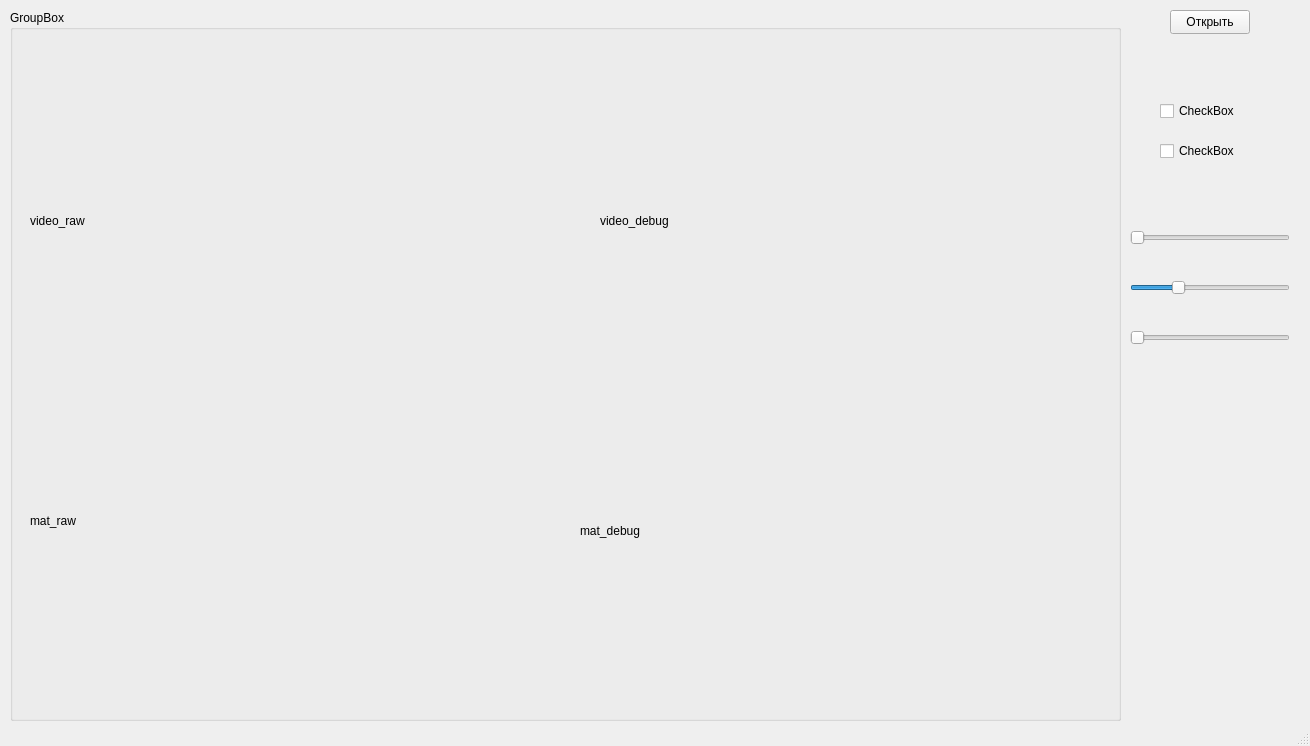
nikita221133/opencv, file video_line/mainwindow.ui: the form before one commit.
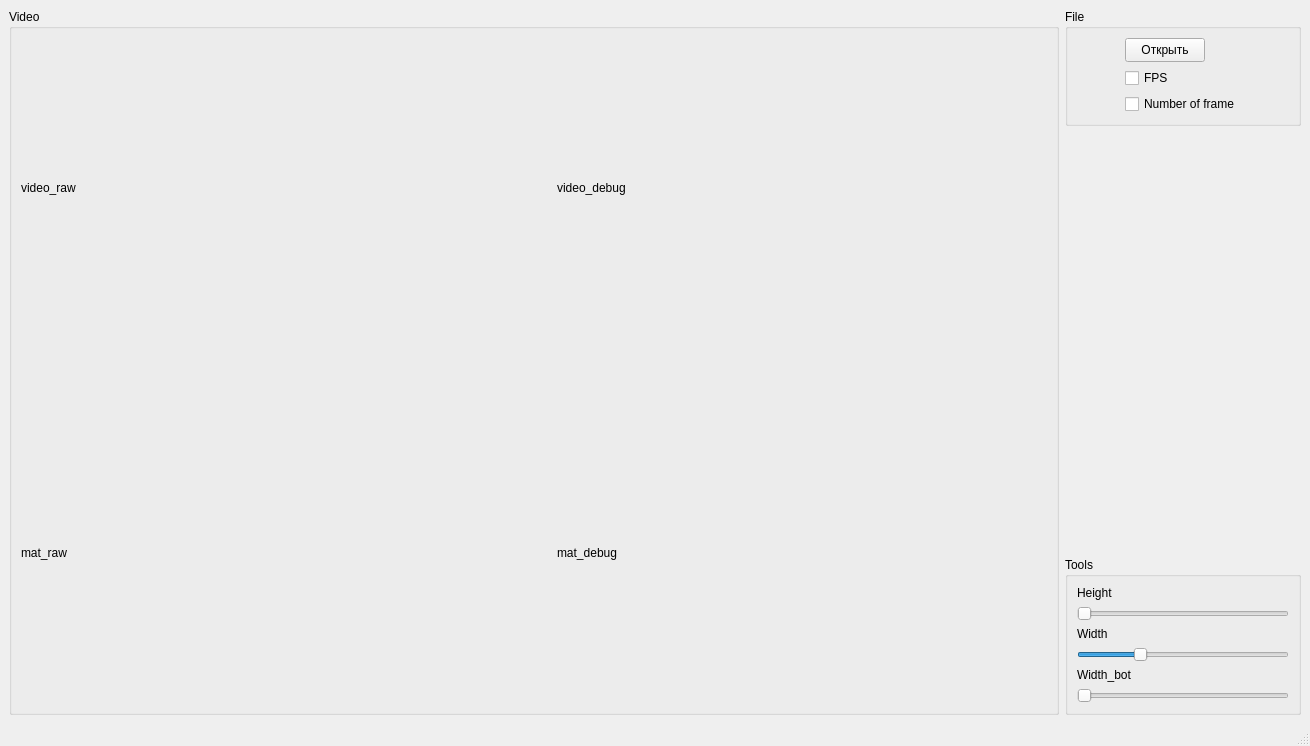
The form after the commit.

Patch:
```diff
--- a/video_line/mainwindow.ui
+++ b/video_line/mainwindow.ui
@@ -14,167 +14,295 @@
    <string>MainWindow</string>
   </property>
   <widget class="QWidget" name="centralwidget">
-   <widget class="QPushButton" name="openFile">
-    <property name="geometry">
-     <rect>
-      <x>1170</x>
-      <y>10</y>
-      <width>80</width>
-      <height>24</height>
-     </rect>
-    </property>
-    <property name="text">
-     <string>Открыть</string>
-    </property>
-   </widget>
-   <widget class="QGroupBox" name="groupBox">
-    <property name="geometry">
-     <rect>
-      <x>10</x>
-      <y>10</y>
-      <width>1111</width>
-      <height>711</height>
-     </rect>
-    </property>
-    <property name="title">
-     <string>GroupBox</string>
-    </property>
-    <widget class="QLabel" name="video_raw">
-     <property name="geometry">
-      <rect>
-       <x>20</x>
-       <y>60</y>
-       <width>491</width>
-       <height>301</height>
-      </rect>
-     </property>
-     <property name="text">
-      <string>video_raw</string>
-     </property>
-    </widget>
-    <widget class="QLabel" name="mat_raw">
-     <property name="geometry">
-      <rect>
-       <x>20</x>
-       <y>360</y>
-       <width>491</width>
-       <height>301</height>
-      </rect>
-     </property>
-     <property name="text">
-      <string>mat_raw</string>
-     </property>
-    </widget>
-    <widget class="QLabel" name="video_debug">
-     <property name="geometry">
-      <rect>
-       <x>590</x>
-       <y>60</y>
-       <width>501</width>
-       <height>301</height>
-      </rect>
-     </property>
-     <property name="text">
-      <string>video_debug</string>
-     </property>
-    </widget>
-    <widget class="QLabel" name="mat_debug">
-     <property name="geometry">
-      <rect>
-       <x>570</x>
-       <y>370</y>
-       <width>521</width>
-       <height>301</height>
-      </rect>
-     </property>
-     <property name="text">
-      <string>mat_debug</string>
-     </property>
-    </widget>
-   </widget>
-   <widget class="QCheckBox" name="checkBox">
-    <property name="geometry">
-     <rect>
-      <x>1160</x>
-      <y>100</y>
-      <width>78</width>
-      <height>22</height>
-     </rect>
-    </property>
-    <property name="text">
-     <string>CheckBox</string>
-    </property>
-   </widget>
-   <widget class="QCheckBox" name="checkBox_2">
-    <property name="geometry">
-     <rect>
-      <x>1160</x>
-      <y>140</y>
-      <width>78</width>
-      <height>22</height>
-     </rect>
-    </property>
-    <property name="text">
-     <string>CheckBox</string>
-    </property>
-   </widget>
-   <widget class="QSlider" name="height_sl">
-    <property name="geometry">
-     <rect>
-      <x>1130</x>
-      <y>230</y>
-      <width>160</width>
-      <height>16</height>
-     </rect>
-    </property>
-    <property name="minimum">
-     <number>0</number>
-    </property>
-    <property name="maximum">
-     <number>300</number>
-    </property>
-    <property name="orientation">
-     <enum>Qt::Horizontal</enum>
-    </property>
-   </widget>
-   <widget class="QSlider" name="width_sl">
-    <property name="geometry">
-     <rect>
-      <x>1130</x>
-      <y>280</y>
-      <width>160</width>
-      <height>16</height>
-     </rect>
-    </property>
-    <property name="minimum">
-     <number>100</number>
-    </property>
-    <property name="maximum">
-     <number>450</number>
-    </property>
-    <property name="singleStep">
-     <number>1</number>
-    </property>
-    <property name="value">
-     <number>200</number>
-    </property>
-    <property name="orientation">
-     <enum>Qt::Horizontal</enum>
-    </property>
-   </widget>
-   <widget class="QSlider" name="horizontalSlider_3">
-    <property name="geometry">
-     <rect>
-      <x>1130</x>
-      <y>330</y>
-      <width>160</width>
-      <height>16</height>
-     </rect>
-    </property>
-    <property name="orientation">
-     <enum>Qt::Horizontal</enum>
-    </property>
-   </widget>
+   <layout class="QGridLayout" name="gridLayout_4">
+    <item row="2" column="1">
+     <widget class="QGroupBox" name="groupBox_2">
+      <property name="title">
+       <string>Tools</string>
+      </property>
+      <layout class="QGridLayout" name="gridLayout_2">
+       <item row="0" column="0">
+        <widget class="QLabel" name="label">
+         <property name="text">
+          <string>Height</string>
+         </property>
+        </widget>
+       </item>
+       <item row="1" column="0">
+        <widget class="QSlider" name="height_sl">
+         <property name="minimum">
+          <number>0</number>
+         </property>
+         <property name="maximum">
+          <number>300</number>
+         </property>
+         <property name="orientation">
+          <enum>Qt::Horizontal</enum>
+         </property>
+        </widget>
+       </item>
+       <item row="2" column="0">
+        <widget class="QLabel" name="label_2">
+         <property name="text">
+          <string>Width</string>
+         </property>
+        </widget>
+       </item>
+       <item row="3" column="0">
+        <widget class="QSlider" name="width_sl">
+         <property name="minimum">
+          <number>100</number>
+         </property>
+         <property name="maximum">
+          <number>450</number>
+         </property>
+         <property name="singleStep">
+          <number>1</number>
+         </property>
+         <property name="value">
+          <number>200</number>
+         </property>
+         <property name="orientation">
+          <enum>Qt::Horizontal</enum>
+         </property>
+        </widget>
+       </item>
+       <item row="4" column="0">
+        <widget class="QLabel" name="label_3">
+         <property name="text">
+          <string>Width_bot</string>
+         </property>
+        </widget>
+       </item>
+       <item row="5" column="0">
+        <widget class="QSlider" name="width_bot_sl">
+         <property name="maximum">
+          <number>450</number>
+         </property>
+         <property name="orientation">
+          <enum>Qt::Horizontal</enum>
+         </property>
+        </widget>
+       </item>
+      </layout>
+     </widget>
+    </item>
+    <item row="0" column="0" rowspan="3">
+     <widget class="QGroupBox" name="Video">
+      <property name="sizePolicy">
+       <sizepolicy hsizetype="Expanding" vsizetype="Expanding">
+        <horstretch>0</horstretch>
+        <verstretch>0</verstretch>
+       </sizepolicy>
+      </property>
+      <property name="title">
+       <string>Video</string>
+      </property>
+      <layout class="QGridLayout" name="gridLayout">
+       <item row="2" column="2">
+        <widget class="QLabel" name="mat_debug">
+         <property name="sizePolicy">
+          <sizepolicy hsizetype="Maximum" vsizetype="Maximum">
+           <horstretch>0</horstretch>
+           <verstretch>0</verstretch>
+          </sizepolicy>
+         </property>
+         <property name="minimumSize">
+          <size>
+           <width>490</width>
+           <height>300</height>
+          </size>
+         </property>
+         <property name="maximumSize">
+          <size>
+           <width>490</width>
+           <height>300</height>
+          </size>
+         </property>
+         <property name="text">
+          <string>mat_debug</string>
+         </property>
+        </widget>
+       </item>
+       <item row="0" column="1">
+        <spacer name="horizontalSpacer">
+         <property name="orientation">
+          <enum>Qt::Horizontal</enum>
+         </property>
+         <property name="sizeHint" stdset="0">
+          <size>
+           <width>40</width>
+           <height>20</height>
+          </size>
+         </property>
+        </spacer>
+       </item>
+       <item row="2" column="1">
+        <spacer name="horizontalSpacer_2">
+         <property name="orientation">
+          <enum>Qt::Horizontal</enum>
+         </property>
+         <property name="sizeHint" stdset="0">
+          <size>
+           <width>40</width>
+           <height>20</height>
+          </size>
+         </property>
+        </spacer>
+       </item>
+       <item row="0" column="2">
+        <widget class="QLabel" name="video_debug">
+         <property name="sizePolicy">
+          <sizepolicy hsizetype="Maximum" vsizetype="Maximum">
+           <horstretch>0</horstretch>
+           <verstretch>0</verstretch>
+          </sizepolicy>
+         </property>
+         <property name="minimumSize">
+          <size>
+           <width>490</width>
+           <height>300</height>
+          </size>
+         </property>
+         <property name="maximumSize">
+          <size>
+           <width>490</width>
+           <height>300</height>
+          </size>
+         </property>
+         <property name="text">
+          <string>video_debug</string>
+         </property>
+        </widget>
+       </item>
+       <item row="0" column="0">
+        <widget class="QLabel" name="video_raw">
+         <property name="sizePolicy">
+          <sizepolicy hsizetype="Minimum" vsizetype="Minimum">
+           <horstretch>0</horstretch>
+           <verstretch>0</verstretch>
+          </sizepolicy>
+         </property>
+         <property name="minimumSize">
+          <size>
+           <width>490</width>
+           <height>300</height>
+          </size>
+         </property>
+         <property name="maximumSize">
+          <size>
+           <width>490</width>
+           <height>300</height>
+          </size>
+         </property>
+         <property name="text">
+          <string>video_raw</string>
+         </property>
+        </widget>
+       </item>
+       <item row="2" column="0">
+        <widget class="QLabel" name="mat_raw">
+         <property name="sizePolicy">
+          <sizepolicy hsizetype="Maximum" vsizetype="Maximum">
+           <horstretch>0</horstretch>
+           <verstretch>0</verstretch>
+          </sizepolicy>
+         </property>
+         <property name="minimumSize">
+          <size>
+           <width>490</width>
+           <height>300</height>
+          </size>
+         </property>
+         <property name="maximumSize">
+          <size>
+           <width>490</width>
+           <height>300</height>
+          </size>
+         </property>
+         <property name="text">
+          <string>mat_raw</string>
+         </property>
+        </widget>
+       </item>
+       <item row="1" column="0">
+        <spacer name="verticalSpacer">
+         <property name="orientation">
+          <enum>Qt::Vertical</enum>
+         </property>
+         <property name="sizeHint" stdset="0">
+          <size>
+           <width>20</width>
+           <height>40</height>
+          </size>
+         </property>
+        </spacer>
+       </item>
+      </layout>
+     </widget>
+    </item>
+    <item row="0" column="1">
+     <widget class="QGroupBox" name="groupBox_3">
+      <property name="title">
+       <string>File</string>
+      </property>
+      <layout class="QGridLayout" name="gridLayout_3">
+       <item row="0" column="0">
+        <widget class="QPushButton" name="openFile">
+         <property name="sizePolicy">
+          <sizepolicy hsizetype="Minimum" vsizetype="Minimum">
+           <horstretch>0</horstretch>
+           <verstretch>0</verstretch>
+          </sizepolicy>
+         </property>
+         <property name="minimumSize">
+          <size>
+           <width>80</width>
+           <height>24</height>
+          </size>
+         </property>
+         <property name="maximumSize">
+          <size>
+           <width>80</width>
+           <height>24</height>
+          </size>
+         </property>
+         <property name="text">
+          <string>Открыть</string>
+         </property>
+        </widget>
+       </item>
+       <item row="3" column="0">
+        <widget class="QCheckBox" name="num_frame">
+         <property name="text">
+          <string>Number of frame</string>
+         </property>
+        </widget>
+       </item>
+       <item row="2" column="0">
+        <widget class="QCheckBox" name="FPS">
+         <property name="text">
+          <string>FPS</string>
+         </property>
+        </widget>
+       </item>
+      </layout>
+     </widget>
+    </item>
+    <item row="1" column="1">
+     <spacer name="verticalSpacer_2">
+      <property name="orientation">
+       <enum>Qt::Vertical</enum>
+      </property>
+      <property name="sizeHint" stdset="0">
+       <size>
+        <width>20</width>
+        <height>40</height>
+       </size>
+      </property>
+     </spacer>
+    </item>
+   </layout>
   </widget>
   <widget class="QMenuBar" name="menubar">
    <property name="geometry">
```
